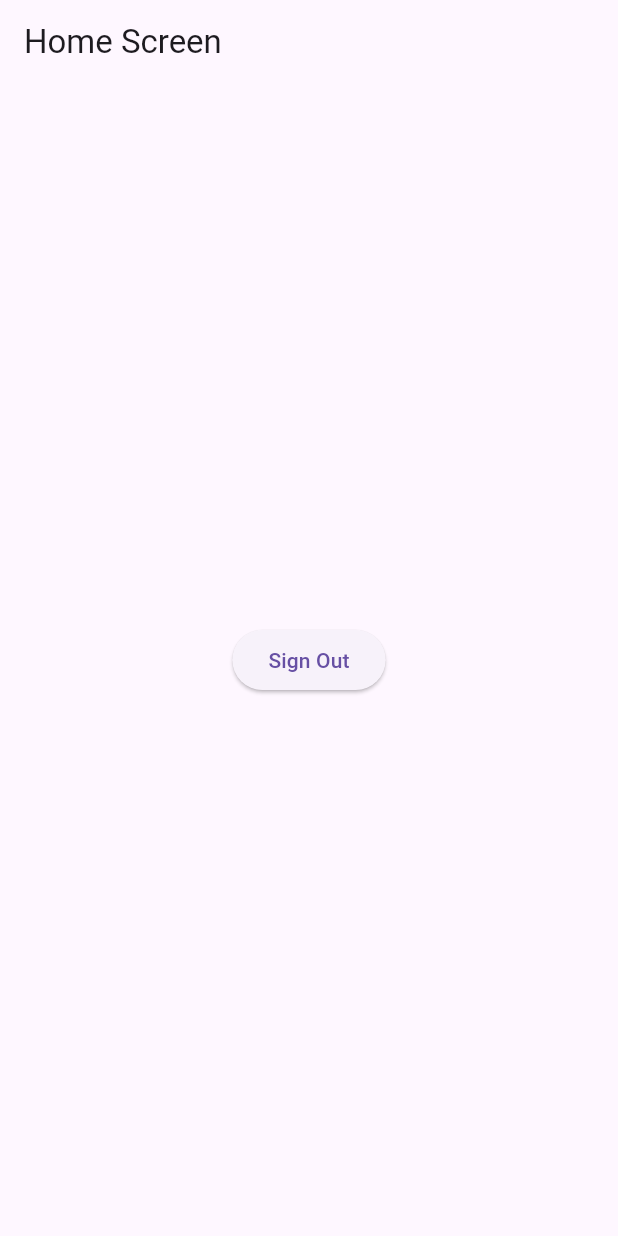
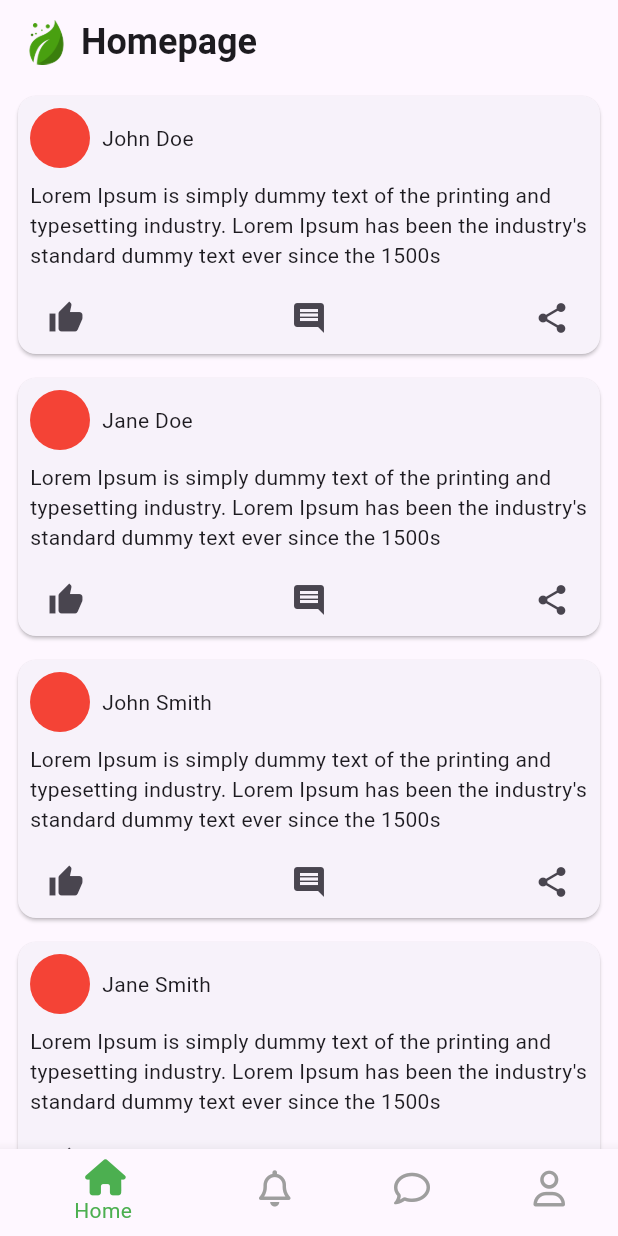
Before and after one commit to tsuna614/se346_project, a Flutter app: the screen it shows once a user with an empty profile is signed in, on a phone screen of 412 x 824 dp. Run offline on Flutter 3.47's test engine with Material 3 defaults, Android fonts, the phone set to English and light mode, and no system bars; our stand-ins replace dio, firebase_auth, firebase_core, font_awesome_flutter; missing offline and left inert: dart:ffi; accounts and stored records are empty.

Commit message:
feat(home): added bottom nav and top nav also used sample data to display posts

```diff
--- a/lib/src/app-screens/home_screen.dart
+++ b/lib/src/app-screens/home_screen.dart
@@ -1,5 +1,9 @@
 import 'package:firebase_auth/firebase_auth.dart';
 import 'package:flutter/material.dart';
+import 'package:flutter/widgets.dart';
+import 'package:se346_project/src/widgets/bottom_navigation_bar.dart';
+import 'package:se346_project/src/widgets/post.dart';
+import 'package:se346_project/src/data/sample_posts_data.dart';
 
 class HomeScreen extends StatelessWidget {
   HomeScreen({super.key});
@@ -9,17 +13,38 @@ class HomeScreen extends StatelessWidget {
   @override
   Widget build(BuildContext context) {
     return Scaffold(
+      bottomNavigationBar: BottomNavigator(),
       appBar: AppBar(
-        title: const Text('Home Screen'),
+        //Use assets/images/logo.png then "Home Screen"
+        title: Row(
+          children: [
+            Image.asset(
+              'assets/images/Logo.png',
+              height: 30,
+            ),
+            const SizedBox(width: 8.0),
+            const Text('Homepage',
+                style: TextStyle(
+                  fontSize: 24.0,
+                  fontWeight: FontWeight.bold,
+                )),
+          ],
+        ),
       ),
       body: Center(
-        child: ElevatedButton(
-          onPressed: () {
-            auth.signOut();
-          },
-          child: const Text('Sign Out'),
+          child: SingleChildScrollView(
+        child: Column(
+          children: samplePosts
+              .map((post) => Post(
+                    name: post['name']!,
+                    content: post['content']!,
+                    onLike: () {},
+                    onComment: () {},
+                    onShare: () {},
+                  ))
+              .toList(),
         ),
-      ),
+      )),
     );
   }
 }
--- /dev/null
+++ b/lib/src/data/sample_posts_data.dart
@@ -0,0 +1,25 @@
+//Array of sample post
+import 'dart:ffi';
+
+const samplePosts = [
+  {
+    'name': 'John Doe',
+    'content':
+        'Lorem Ipsum is simply dummy text of the printing and typesetting industry. Lorem Ipsum has been the industry\'s standard dummy text ever since the 1500s',
+  },
+  {
+    'name': 'Jane Doe',
+    'content':
+        'Lorem Ipsum is simply dummy text of the printing and typesetting industry. Lorem Ipsum has been the industry\'s standard dummy text ever since the 1500s',
+  },
+  {
+    'name': 'John Smith',
+    'content':
+        'Lorem Ipsum is simply dummy text of the printing and typesetting industry. Lorem Ipsum has been the industry\'s standard dummy text ever since the 1500s',
+  },
+  {
+    'name': 'Jane Smith',
+    'content':
+        'Lorem Ipsum is simply dummy text of the printing and typesetting industry. Lorem Ipsum has been the industry\'s standard dummy text ever since the 1500s',
+  }
+];
--- /dev/null
+++ b/lib/src/widgets/bottom_navigation_bar.dart
@@ -0,0 +1,52 @@
+import 'package:flutter/material.dart';
+import 'package:font_awesome_flutter/font_awesome_flutter.dart';
+import 'package:se346_project/src/app-screens/home_screen.dart';
+
+class BottomNavigator extends StatefulWidget {
+  const BottomNavigator({Key? key}) : super(key: key);
+
+  @override
+  _BottomNavigatorState createState() => _BottomNavigatorState();
+}
+
+class _BottomNavigatorState extends State<BottomNavigator> {
+  int _selectedIndex = 0;
+
+  void _onItemTapped(int index) {
+    setState(() {
+      _selectedIndex = index;
+    });
+  }
+
+  //Grey on not selected, green on selected
+  static const textStyle = TextStyle(
+      fontSize: 20.0, fontWeight: FontWeight.bold, color: Colors.grey);
+
+  @override
+  Widget build(BuildContext context) {
+    return BottomNavigationBar(
+      items: const <BottomNavigationBarItem>[
+        BottomNavigationBarItem(
+          icon: Icon(FontAwesomeIcons.home),
+          label: 'Home',
+        ),
+        BottomNavigationBarItem(
+          icon: Icon(FontAwesomeIcons.bell),
+          label: 'Notices',
+        ),
+        BottomNavigationBarItem(
+          icon: Icon(FontAwesomeIcons.comment),
+          label: 'Chat',
+        ),
+        BottomNavigationBarItem(
+          icon: Icon(FontAwesomeIcons.user),
+          label: 'Profile',
+        ),
+      ],
+      currentIndex: _selectedIndex,
+      selectedItemColor: Colors.green,
+      unselectedItemColor: Colors.grey,
+      onTap: _onItemTapped,
+    );
+  }
+}
```
